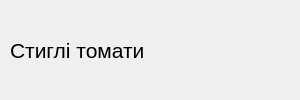
Qt form ingredientwidget.ui (Omn1/TUIadmin) before a commit.
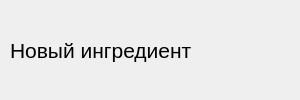
The same form after that commit.

The edit to the form file:
```diff
--- a/ingredientwidget.ui
+++ b/ingredientwidget.ui
@@ -56,7 +56,7 @@
     </font>
    </property>
    <property name="text">
-    <string>&lt;html&gt;&lt;head/&gt;&lt;body&gt;&lt;p&gt;&lt;span style=&quot; font-size:16pt;&quot;&gt;Стиглi томати&lt;/span&gt;&lt;/p&gt;&lt;/body&gt;&lt;/html&gt;</string>
+    <string>&lt;html&gt;&lt;head/&gt;&lt;body&gt;&lt;p&gt;Новый ингредиент&lt;/p&gt;&lt;/body&gt;&lt;/html&gt;</string>
    </property>
   </widget>
  </widget>
```
